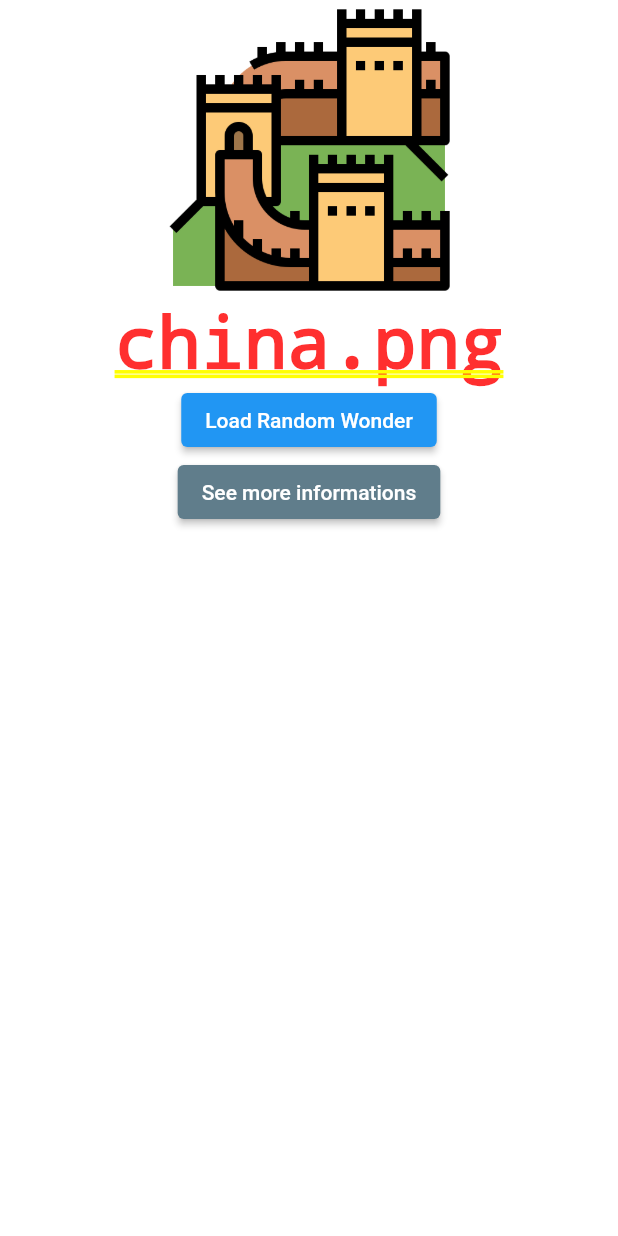
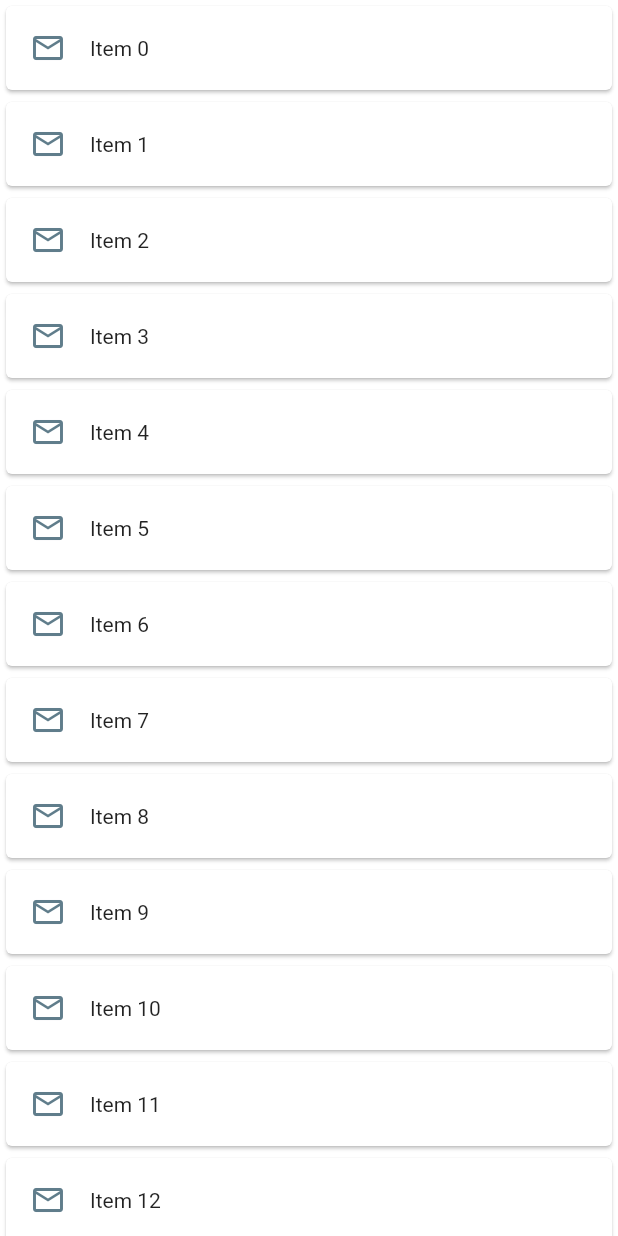
Before and after one commit to oussemaAr/ihec_workshop, a Flutter app: the screen it shows after launch, on a phone screen of 412 x 824 dp. Run offline on Flutter 3.47's test engine with Material 2 defaults, Android fonts, the phone set to English and light mode, and no system bars.

Commit message:
adding listview

```diff
--- a/lib/main.dart
+++ b/lib/main.dart
@@ -1,5 +1,6 @@
 import 'package:flutter/material.dart';
 import 'package:ihec_workshop/screen/mycard.screen.dart';
+import 'package:ihec_workshop/screen/mylistview.screen.dart';
 import 'package:ihec_workshop/screen/wonder.screen.dart';
 
 void main() {
@@ -9,7 +10,8 @@ void main() {
       initialRoute: '/',
       routes: {
         '/my_card': (context) => MyCard(),
-        '/': (context) => WonderScreen()
+        '/wonder': (context) => WonderScreen(),
+        '/': (context) => MyListView()
       },
     ),
   );
--- a/lib/screen/mycard.screen.dart
+++ b/lib/screen/mycard.screen.dart
@@ -5,7 +5,6 @@ class MyCard extends StatelessWidget {
   @override
   Widget build(BuildContext context) {
     final args = ModalRoute.of(context)!.settings.arguments as String;
-    print(args);
 
     return Material(
       child: SafeArea(
--- /dev/null
+++ b/lib/screen/mylistview.screen.dart
@@ -0,0 +1,15 @@
+import 'package:flutter/material.dart';
+import 'package:ihec_workshop/widgets/ihec.componenets.dart';
+
+class MyListView extends StatelessWidget {
+  @override
+  Widget build(BuildContext context) {
+    var list = List<String>.generate(100, (index) => "Item $index");
+    return ListView.builder(
+      itemCount: list.length,
+      itemBuilder: (context, index) {
+        return informationCard(list[index], Icons.email_outlined);
+      },
+    );
+  }
+}
```
